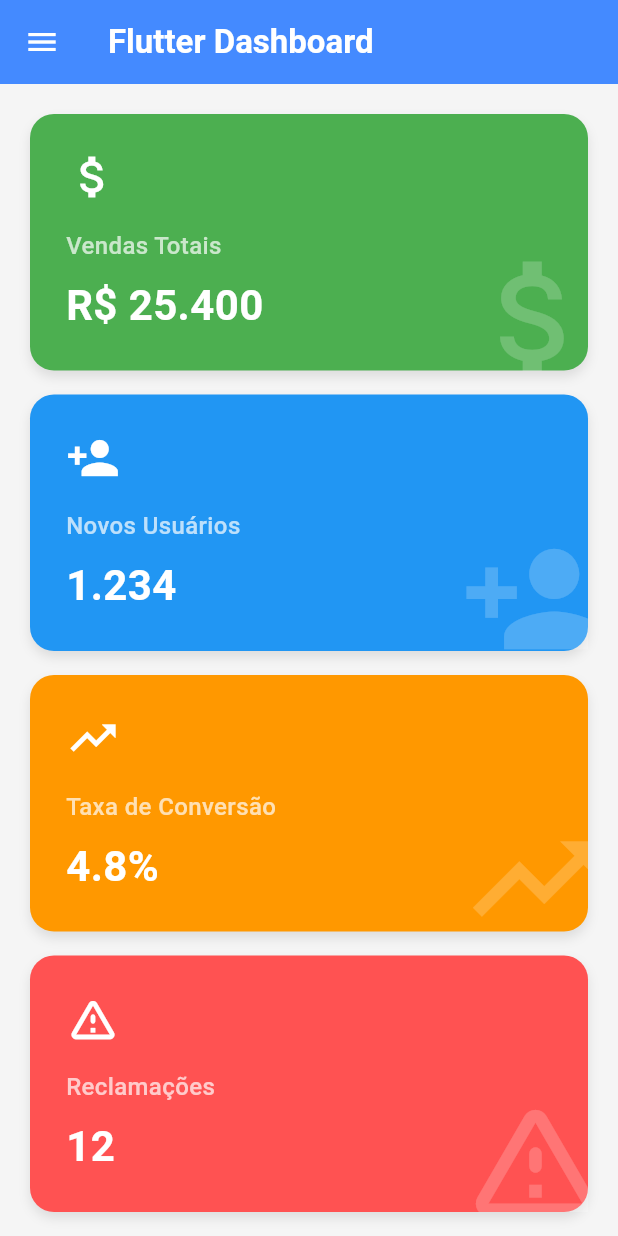
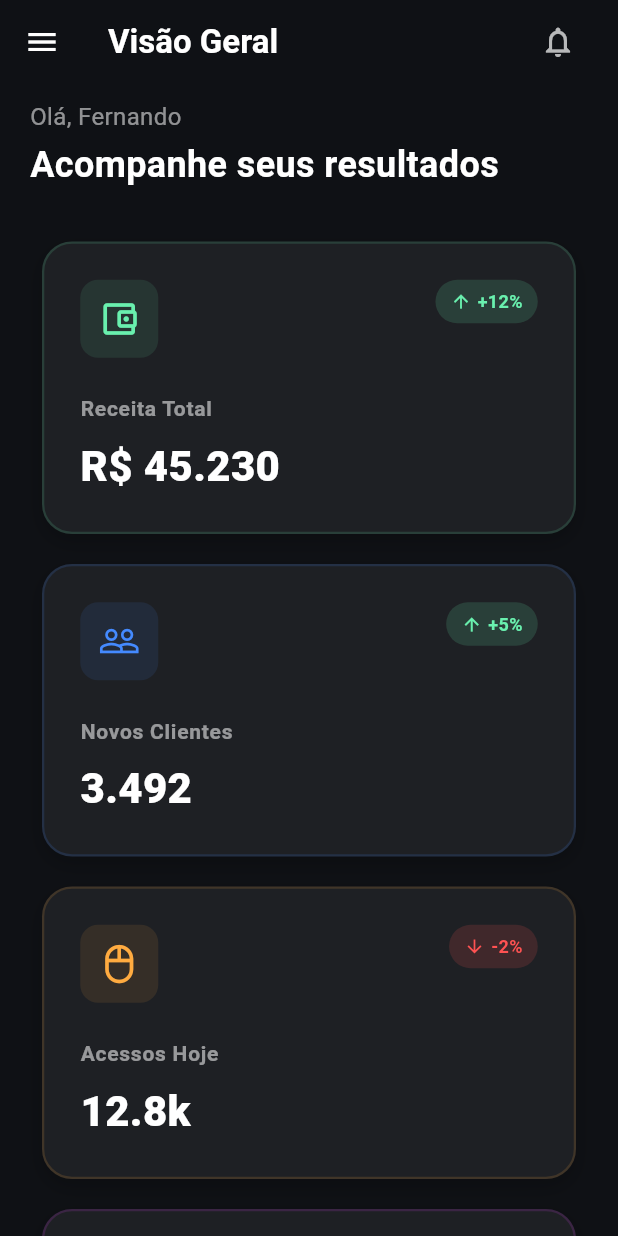
Before and after one commit to FeVenttura/dashboard-responsivo-fernando, a Flutter app: the screen it shows after launch, on a phone screen of 412 x 824 dp. Run offline on Flutter 3.47's test engine with Material 3 defaults, Android fonts, the phone set to English and light mode, and no system bars.

Commit message:
versao final

```diff
--- a/lib/main.dart
+++ b/lib/main.dart
@@ -14,8 +14,17 @@ class DashboardApp extends StatelessWidget {
       title: 'Dashboard Responsivo',
       theme: ThemeData(
         useMaterial3: true,
-        colorSchemeSeed: Colors.blue,
-        scaffoldBackgroundColor: Colors.grey[100],
+        scaffoldBackgroundColor: const Color(0xFF0F1115),
+        appBarTheme: const AppBarTheme(
+          backgroundColor: Color(0xFF0F1115),
+          elevation: 0,
+          iconTheme: IconThemeData(color: Colors.white),
+          titleTextStyle: TextStyle(
+            color: Colors.white,
+            fontSize: 22,
+            fontWeight: FontWeight.bold,
+          ),
+        ),
       ),
       home: const DashboardPage(),
     );
@@ -30,7 +39,7 @@ class DashboardPage extends StatelessWidget {
     final double width = MediaQuery.of(context).size.width;
 
     final List<Widget> cardsMobile = _buildCards(width: double.infinity);
-    final List<Widget> cardsTablet = _buildCards(width: (width / 2) - 30);
+    final List<Widget> cardsTablet = _buildCards(width: (width / 2) - 36);
     final List<Widget> cardsDesktop = _buildCards(width: null);
 
     Widget layoutContent;
@@ -39,7 +48,7 @@ class DashboardPage extends StatelessWidget {
       layoutContent = Column(children: cardsMobile);
     } else if (width < 900) {
       layoutContent = Wrap(
-        alignment: WrapAlignment.center,
+        alignment: WrapAlignment.start,
         children: cardsTablet,
       );
     } else {
@@ -50,36 +59,54 @@ class DashboardPage extends StatelessWidget {
 
     return Scaffold(
       appBar: AppBar(
-        title: const Text(
-          'Flutter Dashboard',
-          style: TextStyle(fontWeight: FontWeight.bold, color: Colors.white),
-        ),
-        backgroundColor: Colors.blueAccent,
-        iconTheme: const IconThemeData(color: Colors.white),
+        title: const Text('Visão Geral'),
+        actions: [
+          IconButton(
+            icon: const Icon(Icons.notifications_none_outlined, color: Colors.white70),
+            onPressed: () {},
+          ),
+          const SizedBox(width: 16),
+        ],
       ),
-
       drawer: Drawer(
+        backgroundColor: const Color(0xFF1E2024),
         child: ListView(
           padding: EdgeInsets.zero,
           children: const [
             DrawerHeader(
-              decoration: BoxDecoration(color: Colors.blueAccent),
+              decoration: BoxDecoration(
+                border: Border(bottom: BorderSide(color: Colors.white10)),
+              ),
               child: Text(
                 'Menu',
-                style: TextStyle(color: Colors.white, fontSize: 24),
+                style: TextStyle(color: Colors.white, fontSize: 24, fontWeight: FontWeight.bold),
               ),
             ),
-            ListTile(leading: Icon(Icons.dashboard), title: Text('Dashboard')),
             ListTile(
-              leading: Icon(Icons.settings),
-              title: Text('Configurações'),
+              leading: Icon(Icons.dashboard, color: Colors.blueAccent),
+              title: Text('Dashboard', style: TextStyle(color: Colors.white)),
             ),
           ],
         ),
       ),
       body: SingleChildScrollView(
-        padding: const EdgeInsets.all(12.0),
-        child: layoutContent,
+        padding: const EdgeInsets.symmetric(horizontal: 20.0, vertical: 10.0),
+        child: Column(
+          crossAxisAlignment: CrossAxisAlignment.start,
+          children: [
+            const Text(
+              'Olá, Fernando',
+              style: TextStyle(color: Colors.white54, fontSize: 16),
+            ),
+            const SizedBox(height: 4),
+            const Text(
+              'Acompanhe seus resultados',
+              style: TextStyle(color: Colors.white, fontSize: 24, fontWeight: FontWeight.bold),
+            ),
+            const SizedBox(height: 24),
+            layoutContent,
+          ],
+        ),
       ),
     );
   }
@@ -87,31 +114,36 @@ class DashboardPage extends StatelessWidget {
   List<Widget> _buildCards({required double? width}) {
     return [
       DashboardCard(
-        title: 'Vendas Totais',
-        value: 'R\$ 25.400',
-        icon: Icons.attach_money,
-        color: Colors.green,
+        title: 'Receita Total',
+        value: 'R\$ 45.230',
+        icon: Icons.account_balance_wallet_outlined,
+        accentColor: Colors.greenAccent,
+        trend: '+12%',
         cardWidth: width,
       ),
       DashboardCard(
-        title: 'Novos Usuários',
-        value: '1.234',
-        icon: Icons.person_add,
-        color: Colors.blue,
+        title: 'Novos Clientes',
+        value: '3.492',
+        icon: Icons.people_outline,
+        accentColor: Colors.blueAccent,
+        trend: '+5%',
         cardWidth: width,
       ),
       DashboardCard(
-        title: 'Taxa de Conversão',
-        value: '4.8%',
-        icon: Icons.trending_up,
-        color: Colors.orange,
+        title: 'Acessos Hoje',
+        value: '12.8k',
+        icon: Icons.mouse_outlined,
+        accentColor: Colors.orangeAccent,
+        trend: '-2%',
+        isTrendNegative: true,
         cardWidth: width,
       ),
       DashboardCard(
-        title: 'Reclamações',
-        value: '12',
-        icon: Icons.warning_amber_rounded,
-        color: Colors.redAccent,
+        title: 'Servidores',
+        value: '99.9%',
+        icon: Icons.dns_outlined,
+        accentColor: Colors.purpleAccent,
+        trend: 'Ok',
         cardWidth: width,
       ),
     ];
@@ -122,7 +154,9 @@ class DashboardCard extends StatelessWidget {
   final String title;
   final String value;
   final IconData icon;
-  final Color color;
+  final Color accentColor;
+  final String trend;
+  final bool isTrendNegative;
   final double? cardWidth;
 
   const DashboardCard({
@@ -130,7 +164,9 @@ class DashboardCard extends StatelessWidget {
     required this.title,
     required this.value,
     required this.icon,
-    required this.color,
+    required this.accentColor,
+    required this.trend,
+    this.isTrendNegative = false,
     this.cardWidth,
   });
 
@@ -138,44 +174,48 @@ class DashboardCard extends StatelessWidget {
   Widget build(BuildContext context) {
     return Container(
       width: cardWidth,
-      margin: const EdgeInsets.all(8.0),
+      margin: const EdgeInsets.symmetric(horizontal: 8.0, vertical: 10.0),
+      // Movi a decoração para cá! Agora a caixa inteira estica e as cores seguem.
       decoration: BoxDecoration(
-        color: color,
-        borderRadius: BorderRadius.circular(16),
+        color: const Color(0xFF1E2024),
+        borderRadius: BorderRadius.circular(20),
+        border: Border.all(
+          color: accentColor.withValues(alpha: 0.15),
+          width: 1.5,
+        ),
         boxShadow: [
           BoxShadow(
-            color: Colors.black.withValues(alpha: 0.1),
-            blurRadius: 6,
-            offset: const Offset(0, 4),
+            color: Colors.black.withValues(alpha: 0.2),
+            blurRadius: 10,
+            offset: const Offset(0, 5),
           ),
         ],
       ),
-
       child: Stack(
-        clipBehavior: Clip.hardEdge,
         children: [
-          Positioned(
-            right: -15,
-            bottom: -15,
-            child: Icon(
-              icon,
-              size: 100,
-              color: Colors.white.withValues(alpha: 0.2),
-            ),
-          ),
+          // Envolvi o conteúdo em um Padding em vez de outro Container
           Padding(
             padding: const EdgeInsets.all(24.0),
             child: Column(
               crossAxisAlignment: CrossAxisAlignment.start,
+              mainAxisSize: MainAxisSize.min,
               children: [
-                Icon(icon, color: Colors.white, size: 36),
-                const SizedBox(height: 16),
+                Container(
+                  padding: const EdgeInsets.all(12),
+                  decoration: BoxDecoration(
+                    color: accentColor.withValues(alpha: 0.1),
+                    borderRadius: BorderRadius.circular(12),
+                  ),
+                  child: Icon(icon, color: accentColor, size: 28),
+                ),
+                const SizedBox(height: 24),
                 Text(
                   title,
                   style: const TextStyle(
-                    color: Colors.white70,
-                    fontSize: 16,
-                    fontWeight: FontWeight.w500,
+                    color: Colors.white54,
+                    fontSize: 14,
+                    fontWeight: FontWeight.w600,
+                    letterSpacing: 0.5,
                   ),
                 ),
                 const SizedBox(height: 8),
@@ -184,10 +224,43 @@ class DashboardCard extends StatelessWidget {
                   style: const TextStyle(
                     color: Colors.white,
                     fontSize: 28,
-                    fontWeight: FontWeight.bold,
+                    fontWeight: FontWeight.w800,
                   ),
                 ),
               ],
+            ),
+          ),
+
+          Positioned(
+            top: 24,
+            right: 24,
+            child: Container(
+              padding: const EdgeInsets.symmetric(horizontal: 10, vertical: 6),
+              decoration: BoxDecoration(
+                color: isTrendNegative
+                    ? Colors.redAccent.withValues(alpha: 0.15)
+                    : Colors.greenAccent.withValues(alpha: 0.15),
+                borderRadius: BorderRadius.circular(20),
+              ),
+              child: Row(
+                mainAxisSize: MainAxisSize.min,
+                children: [
+                  Icon(
+                    isTrendNegative ? Icons.arrow_downward : Icons.arrow_upward,
+                    size: 14,
+                    color: isTrendNegative ? Colors.redAccent : Colors.greenAccent,
+                  ),
+                  const SizedBox(width: 4),
+                  Text(
+                    trend,
+                    style: TextStyle(
+                      color: isTrendNegative ? Colors.redAccent : Colors.greenAccent,
+                      fontSize: 12,
+                      fontWeight: FontWeight.bold,
+                    ),
+                  ),
+                ],
+              ),
             ),
           ),
         ],
```
Also changed, not shown: docs/desktop.png, docs/mobile.png (added), docs/tablet.png, docs/vertical.png (deleted), 1 other file.
